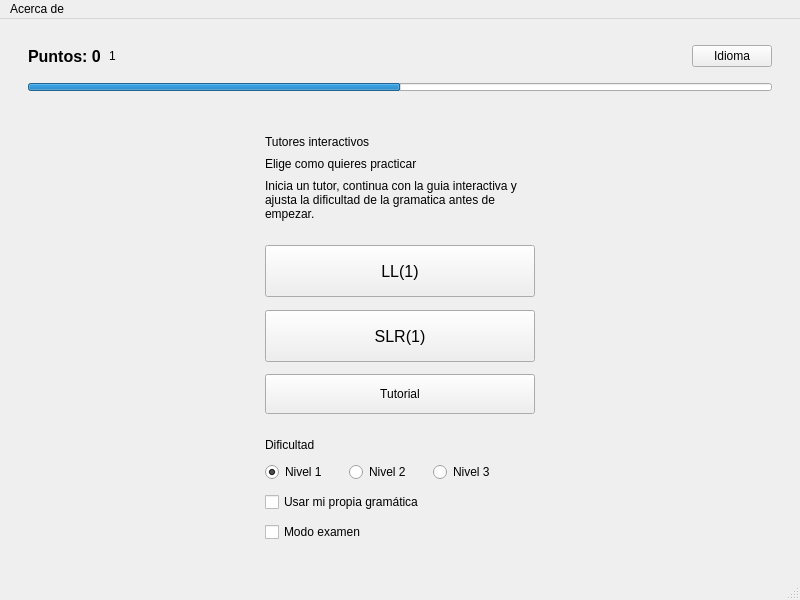
jose-rZM/SyntaxTutor, file src/gui/mainwindow.ui: the form before one commit.
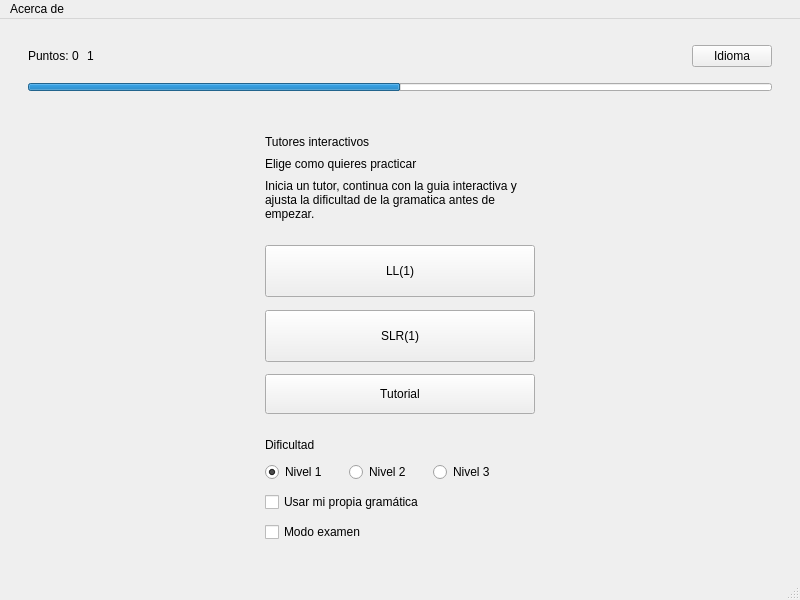
The form after the commit. Icons and pictures are not drawn.

What changed in the file:
```diff
--- a/src/gui/mainwindow.ui
+++ b/src/gui/mainwindow.ui
@@ -52,12 +52,6 @@
         </property>
         <item>
          <widget class="QLabel" name="labelScore">
-          <property name="font">
-           <font>
-            <pointsize>12</pointsize>
-            <bold>true</bold>
-           </font>
-          </property>
           <property name="text">
            <string>Puntos: 0</string>
           </property>
@@ -211,11 +205,6 @@
                <height>52</height>
               </size>
              </property>
-             <property name="font">
-              <font>
-               <pointsize>12</pointsize>
-              </font>
-             </property>
              <property name="text">
               <string>LL(1)</string>
              </property>
@@ -229,11 +218,6 @@
                <height>52</height>
               </size>
              </property>
-             <property name="font">
-              <font>
-               <pointsize>12</pointsize>
-              </font>
-             </property>
              <property name="text">
               <string>SLR(1)</string>
              </property>
```
